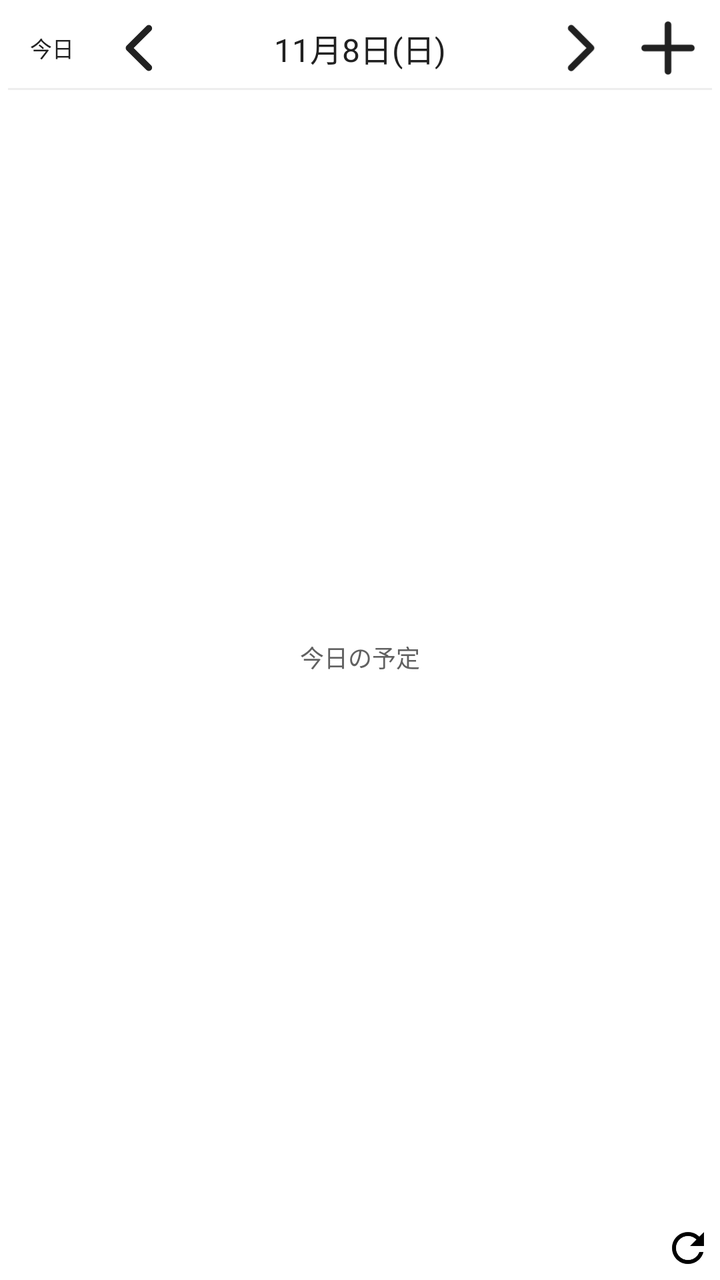
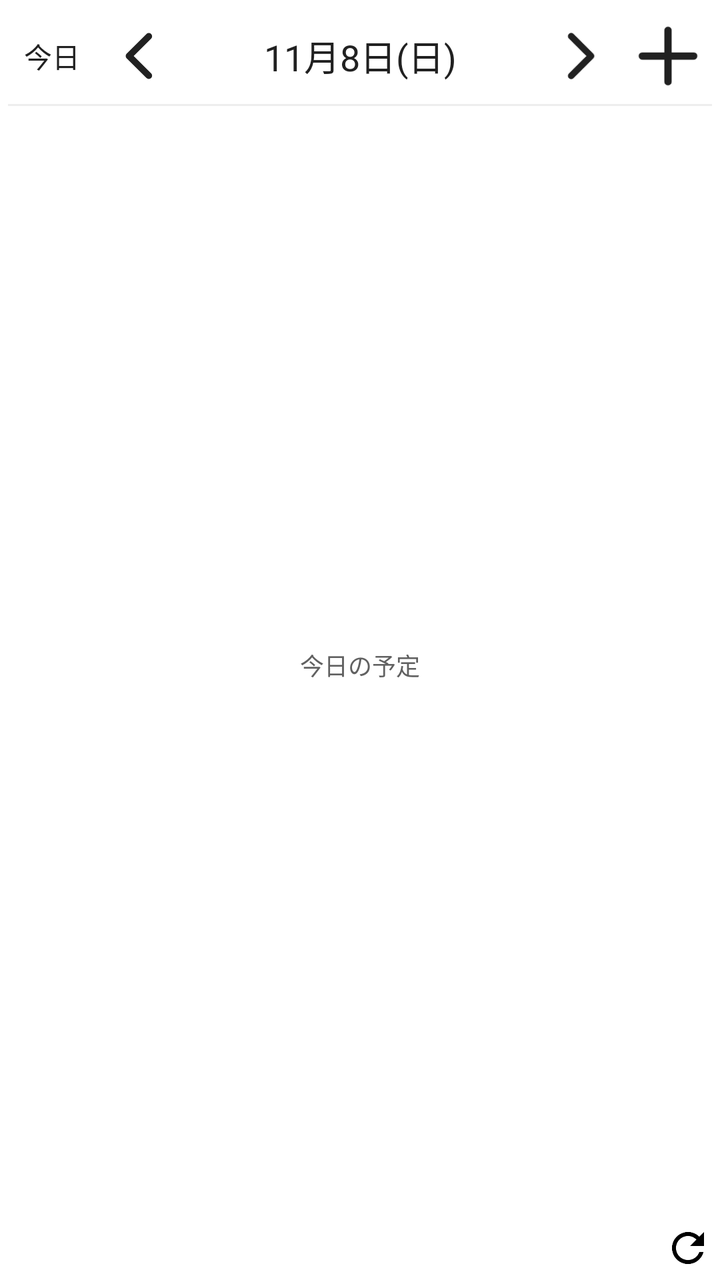

Screens rendered from an Android XML layout before and after an edit, with the pre-edit source and the edit as a unified diff.
<!-- AndroidManifest.xml: fallback theme Theme.MaterialComponents.DayNight.NoActionBar -->
<!-- res/layout/daily_calendar_widget_loading.xml -->
<?xml version="1.0" encoding="utf-8"?>
<FrameLayout xmlns:android="http://schemas.android.com/apk/res/android"
    android:layout_width="match_parent" android:layout_height="match_parent"
    android:background="@drawable/calendar_widget_background" android:padding="4dp">
    <LinearLayout android:id="@+id/calendar_content" android:layout_width="match_parent"
        android:layout_height="match_parent" android:orientation="vertical">
        <LinearLayout android:id="@+id/daily_compact_header" android:layout_width="match_parent"
            android:layout_height="20dp" android:visibility="gone" android:gravity="center_vertical">
            <TextView android:id="@+id/daily_compact_date" android:layout_width="0dp" android:layout_weight="1"
                android:layout_height="match_parent" android:gravity="center" android:maxLines="1"
                android:textSize="12sp" android:textColor="#212121" android:ellipsize="end"/>
            <ImageView android:id="@+id/daily_compact_refresh" android:layout_width="24dp" android:layout_height="match_parent"
                android:scaleType="fitCenter" android:src="@drawable/ic_widget_refresh" android:contentDescription="更新"/>
        </LinearLayout>
        <LinearLayout android:layout_width="match_parent" android:layout_height="40dp"
            android:gravity="center_vertical" android:baselineAligned="false">
            <TextView android:id="@+id/calendar_today" android:layout_width="0dp" android:layout_weight="1" android:layout_height="match_parent"
                android:gravity="center" android:includeFontPadding="false" android:text="今日" android:textSize="11sp" android:textColor="#212121"/>
            <ImageView android:id="@+id/calendar_previous" android:layout_width="0dp" android:layout_weight="1" android:layout_height="match_parent"
                android:scaleType="fitCenter" android:src="@drawable/calendar_widget_previous" android:contentDescription="前日"/>
            <TextView android:id="@+id/calendar_selected_date" android:text="11月8日(日)" android:layout_width="0dp" android:layout_weight="4"
                android:layout_height="match_parent" android:gravity="center" android:includeFontPadding="false"
                android:textSize="16sp" android:textColor="#212121" android:maxLines="1" android:ellipsize="end"/>
            <ImageView android:id="@+id/calendar_next" android:layout_width="0dp" android:layout_weight="1" android:layout_height="match_parent"
                android:scaleType="fitCenter" android:src="@drawable/calendar_widget_next" android:contentDescription="翌日"/>
            <ImageView android:id="@+id/calendar_add" android:layout_width="0dp" android:layout_weight="1" android:layout_height="match_parent"
                android:scaleType="fitCenter" android:src="@drawable/calendar_widget_add" android:contentDescription="予定を追加"/>
        </LinearLayout>
        <TextView android:layout_width="match_parent" android:layout_height="1dp" android:background="#EEEEEE"/>
        <FrameLayout android:layout_width="match_parent" android:layout_height="0dp" android:layout_weight="1">
            <ListView android:id="@+id/calendar_events" android:layout_width="match_parent" android:layout_height="match_parent"
                android:divider="@android:color/transparent" android:dividerHeight="0dp" android:scrollbars="vertical"/>
            <TextView android:id="@+id/calendar_empty" android:text="今日の予定" android:layout_width="match_parent" android:layout_height="match_parent"
                android:gravity="center" android:textSize="12sp" android:textColor="#616161"/>
        </FrameLayout>
        <LinearLayout android:id="@+id/daily_footer" android:layout_width="match_parent" android:layout_height="24dp" android:gravity="center_vertical">
            <TextView android:id="@+id/calendar_last_updated" android:layout_width="0dp" android:layout_weight="1"
                android:layout_height="match_parent" android:gravity="end|center_vertical"
                android:textSize="9sp" android:textColor="#616161" android:maxLines="1" android:ellipsize="end"/>
            <ImageView android:id="@+id/calendar_refresh" android:layout_width="24dp" android:layout_height="match_parent"
                android:scaleType="fitCenter" android:src="@drawable/ic_widget_refresh" android:contentDescription="更新"/>
        </LinearLayout>
    </LinearLayout>
    <TextView android:id="@+id/calendar_message" android:layout_width="match_parent" android:layout_height="match_parent"
        android:text="表示対象グループを設定してください" android:gravity="center" android:textSize="12sp" android:textColor="#212121" android:visibility="gone"/>
</FrameLayout>
<!-- resources referenced by this layout -->
<resources>
  <!-- drawable calendar_widget_add (drawable) -->
  <?xml version="1.0" encoding="utf-8"?>
  <vector xmlns:android="http://schemas.android.com/apk/res/android"
      android:width="24dp" android:height="24dp"
      android:viewportWidth="24" android:viewportHeight="24">
      <path android:pathData="M5,12 L19,12 M12,5 L12,19"
          android:fillColor="@android:color/transparent" android:strokeColor="#212121"
          android:strokeWidth="2" android:strokeLineCap="round"/>
  </vector>
  <!-- drawable calendar_widget_background (drawable) -->
  <?xml version="1.0" encoding="utf-8"?>
  <shape xmlns:android="http://schemas.android.com/apk/res/android" android:shape="rectangle">
      <solid android:color="#FFFFFF"/>
      <corners android:radius="24dp"/>
  </shape>
  <!-- drawable calendar_widget_next (drawable) -->
  <?xml version="1.0" encoding="utf-8"?>
  <vector xmlns:android="http://schemas.android.com/apk/res/android"
      android:width="40dp" android:height="36dp"
      android:viewportWidth="40" android:viewportHeight="36">
      <path android:pathData="M16,9 L25,18 L16,27"
          android:fillColor="@android:color/transparent" android:strokeColor="#212121"
          android:strokeWidth="3" android:strokeLineCap="round" android:strokeLineJoin="round"/>
  </vector>
  <!-- drawable calendar_widget_previous (drawable) -->
  <?xml version="1.0" encoding="utf-8"?>
  <vector xmlns:android="http://schemas.android.com/apk/res/android"
      android:width="40dp" android:height="36dp"
      android:viewportWidth="40" android:viewportHeight="36">
      <path android:pathData="M24,9 L15,18 L24,27"
          android:fillColor="@android:color/transparent" android:strokeColor="#212121"
          android:strokeWidth="3" android:strokeLineCap="round" android:strokeLineJoin="round"/>
  </vector>
  <!-- drawable ic_widget_refresh (drawable) -->
  <vector xmlns:android="http://schemas.android.com/apk/res/android"
      android:width="24dp"
      android:height="24dp"
      android:viewportWidth="24"
      android:viewportHeight="24">
      <path
          android:fillColor="#FF000000"
          android:pathData="M17.65,6.35C16.2,4.9 14.21,4 12,4C7.58,4 4.01,7.58 4.01,12S7.58,20 12,20C15.73,20 18.84,17.45 19.73,14H17.65C16.82,16.33 14.61,18 12,18C8.69,18 6,15.31 6,12S8.69,6 12,6C13.66,6 15.14,6.69 16.22,7.78L13,11H20V4L17.65,6.35Z" />
  </vector>
</resources>

<!-- the commit's change to res/layout/daily_calendar_widget_loading.xml (unified diff, before → after) -->
@@ -5,22 +5,22 @@
     <LinearLayout android:id="@+id/calendar_content" android:layout_width="match_parent"
         android:layout_height="match_parent" android:orientation="vertical">
         <LinearLayout android:id="@+id/daily_compact_header" android:layout_width="match_parent"
-            android:layout_height="20dp" android:visibility="gone" android:gravity="center_vertical">
+            android:layout_height="24dp" android:visibility="gone" android:gravity="center_vertical">
             <TextView android:id="@+id/daily_compact_date" android:layout_width="0dp" android:layout_weight="1"
                 android:layout_height="match_parent" android:gravity="center" android:maxLines="1"
-                android:textSize="12sp" android:textColor="#212121" android:ellipsize="end"/>
+                android:textSize="14sp" android:textColor="#212121" android:ellipsize="end"/>
             <ImageView android:id="@+id/daily_compact_refresh" android:layout_width="24dp" android:layout_height="match_parent"
                 android:scaleType="fitCenter" android:src="@drawable/ic_widget_refresh" android:contentDescription="更新"/>
         </LinearLayout>
-        <LinearLayout android:layout_width="match_parent" android:layout_height="40dp"
+        <LinearLayout android:id="@+id/daily_navigation" android:layout_width="match_parent" android:layout_height="wrap_content" android:minHeight="48dp"
             android:gravity="center_vertical" android:baselineAligned="false">
             <TextView android:id="@+id/calendar_today" android:layout_width="0dp" android:layout_weight="1" android:layout_height="match_parent"
-                android:gravity="center" android:includeFontPadding="false" android:text="今日" android:textSize="11sp" android:textColor="#212121"/>
+                android:gravity="center" android:includeFontPadding="false" android:text="今日" android:textSize="14sp" android:textColor="#212121"/>
             <ImageView android:id="@+id/calendar_previous" android:layout_width="0dp" android:layout_weight="1" android:layout_height="match_parent"
                 android:scaleType="fitCenter" android:src="@drawable/calendar_widget_previous" android:contentDescription="前日"/>
             <TextView android:id="@+id/calendar_selected_date" android:text="11月8日(日)" android:layout_width="0dp" android:layout_weight="4"
                 android:layout_height="match_parent" android:gravity="center" android:includeFontPadding="false"
-                android:textSize="16sp" android:textColor="#212121" android:maxLines="1" android:ellipsize="end"/>
+                android:textSize="18sp" android:textColor="#212121" android:maxLines="1" android:ellipsize="end"/>
             <ImageView android:id="@+id/calendar_next" android:layout_width="0dp" android:layout_weight="1" android:layout_height="match_parent"
                 android:scaleType="fitCenter" android:src="@drawable/calendar_widget_next" android:contentDescription="翌日"/>
             <ImageView android:id="@+id/calendar_add" android:layout_width="0dp" android:layout_weight="1" android:layout_height="match_parent"
